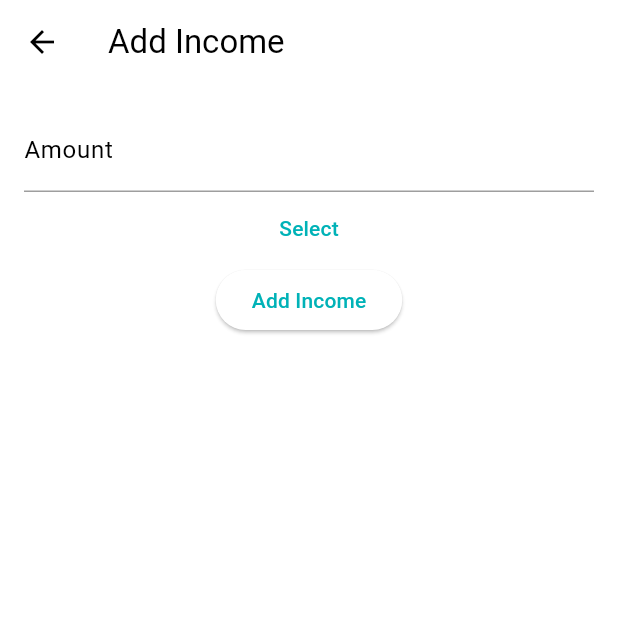
After one commit to yusufelkaann/expense_tracker, a Flutter app: the IncomeEntryPage screen opened directly, after a tap on "Add Income", on a phone screen of 412 x 824 dp, the top half of it. The commit adds this screen. Run offline on Flutter 3.47's test engine with Material 3 defaults, Android fonts, the phone set to English and light mode, and no system bars; our stand-ins replace cloud_firestore, firebase_auth, firebase_core, fl_chart, font_awesome_flutter; accounts and stored records are empty.

Commit message:
add income and update balance

```diff
--- a/lib/main.dart
+++ b/lib/main.dart
@@ -3,6 +3,7 @@ import 'package:expense_tracker/firebase_options.dart';
 import 'package:expense_tracker/providers/auth_provider.dart';
 import 'package:expense_tracker/providers/balance_provider.dart';
 import 'package:expense_tracker/providers/expense_provider.dart';
+import 'package:expense_tracker/providers/income_provider.dart';
 import 'package:flutter/material.dart';
 import 'package:firebase_core/firebase_core.dart';
 import 'package:provider/provider.dart';
@@ -17,6 +18,7 @@ void main() async {
   runApp(
     MultiProvider(
       providers: [
+        ChangeNotifierProvider(create: (_) => IncomeProvider()),
         ChangeNotifierProvider(create: (_) => ExpenseProvider()),
         ChangeNotifierProvider(create: (_) => AuthProviderr()),
         ChangeNotifierProvider(create: (_) => BalanceProvider()),
--- a/lib/pages/auth/auth_screen.dart
+++ b/lib/pages/auth/auth_screen.dart
@@ -8,9 +8,9 @@ import 'package:provider/provider.dart';
 class AuthWrapper extends StatelessWidget {
   @override
   Widget build(BuildContext context) {
-    final authProvider = Provider.of<AuthProviderr>(context);
+    //final authProvider = Provider.of<AuthProviderr>(context);
 
-    return StreamBuilder<User?>(
+    return StreamBuilder(
       stream: FirebaseAuth.instance.authStateChanges(), // Listen to auth state changes
       builder: (context, snapshot) {
         if (snapshot.connectionState == ConnectionState.waiting) {
--- /dev/null
+++ b/lib/pages/balance pages/add_income_screen.dart
@@ -0,0 +1,69 @@
+import 'package:expense_tracker/models/income_model.dart';
+import 'package:expense_tracker/providers/auth_provider.dart';
+import 'package:expense_tracker/providers/balance_provider.dart';
+import 'package:expense_tracker/providers/income_provider.dart';
+import 'package:firebase_auth/firebase_auth.dart';
+import 'package:flutter/material.dart';
+import 'package:provider/provider.dart';
+
+class IncomeEntryPage extends StatelessWidget {
+  final TextEditingController amountController = TextEditingController();
+  DateTime selectedDate = DateTime.now();
+  //const IncomeEntryPage({super.key});
+
+  @override
+  Widget build(BuildContext context) {
+    final incomeProvider = Provider.of<IncomeProvider>(context);
+    final authProvider = Provider.of<AuthProviderr>(context);
+    final balanceProvider = Provider.of<BalanceProvider>(context);
+    final userId = authProvider.user?.uid;
+    return Scaffold(
+      appBar: AppBar(
+        title: Text('Add Income'),
+      ),
+      body: Padding(
+        padding: const EdgeInsets.all(16.0),
+        child: Column(
+          children: [
+            TextField(
+              controller: amountController,
+              keyboardType: TextInputType.number,
+              decoration: InputDecoration(labelText: 'Amount'),
+            ),
+            TextButton(
+              onPressed: () async {
+                final DateTime? pickedDate = await showDatePicker(
+                  context: context,
+                  initialDate: selectedDate,
+                  firstDate: DateTime(2000),
+                  lastDate: DateTime(2101)
+                );
+                if (pickedDate != null && pickedDate != selectedDate) {
+                  selectedDate = pickedDate;
+                }
+              },
+              child: Text('Select Date: ${selectedDate.toLocal()}'.split(' ')[0]),
+            ),
+            ElevatedButton(
+              onPressed: () {
+                final double amount = double.tryParse(amountController.text.trim()) ?? 0.0;
+                if(userId != null) {
+                  final income = Income(
+                    id:'',
+                    amount: amount,
+                    date: selectedDate,
+                  );
+                  incomeProvider.addIncome(income, userId, balanceProvider);
+                  Navigator.pop(context);
+                }else{
+                  print("user not logged in!");
+                }
+              },
+              child: Text('Add Income')
+            ),
+          ],
+        )
+      ),
+    );
+  }
+}
--- a/lib/components/edit_balance.dart
+++ b/lib/pages/balance pages/edit_balance.dart
@@ -1,7 +1,7 @@
 import 'package:expense_tracker/providers/auth_provider.dart';
 import 'package:flutter/material.dart';
 import 'package:provider/provider.dart';
-import '../providers/balance_provider.dart';
+import '../../providers/balance_provider.dart';
 
 class SetBalancePage extends StatelessWidget {
   const SetBalancePage({super.key});
```
Also changed, not shown: lib/pages/home/views/home_screen.dart (+44 -22 lines), lib/pages/home/views/main_Screen.dart (+7 -5 lines), lib/providers/income_provider.dart (+19 -1 lines), lib/pages/balance pages/add_expense_screen.dart (renamed from lib/pages/expense/expense_screen.dart).
